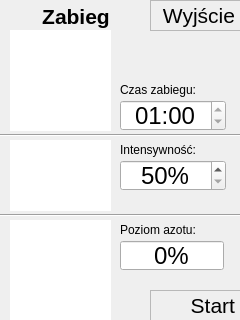
Old version of the form operationscreen.ui in the repository kosiu/Kriosan.
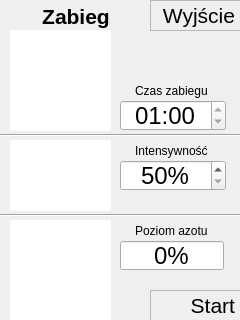
New version of the form. Custom widgets are drawn as their Qt base class.

Patch:
```diff
--- a/operationscreen.ui
+++ b/operationscreen.ui
@@ -12,17 +12,9 @@
   <property name="windowTitle" >
    <string>Okno Zabiegu</string>
   </property>
-  <widget class="QWidget" name="centralwidget" >
-   <property name="geometry" >
-    <rect>
-     <x>0</x>
-     <y>0</y>
-     <width>240</width>
-     <height>320</height>
-    </rect>
-   </property>
-   <widget class="ScriptWidget" name="timeView" >
-    <property name="geometry" >
+  <widget class="QWidget" name="centralwidget">
+   <widget class="ScriptWidget" name="timeView">
+    <property name="geometry">
      <rect>
       <x>10</x>
       <y>30</y>
@@ -344,22 +336,35 @@
      <set>Qt::AlignRight|Qt::AlignTrailing|Qt::AlignVCenter</set>
     </property>
    </widget>
-   <widget class="QWidget" name="layoutWidget" >
-    <property name="geometry" >
+   <widget class="QWidget" name="layoutWidget">
+    <property name="geometry">
      <rect>
-      <x>120</x>
+      <x>103</x>
       <y>80</y>
-      <width>121</width>
-      <height>20</height>
+      <width>138</width>
+      <height>22</height>
      </rect>
     </property>
     <layout class="QHBoxLayout" name="horizontalLayout" >
      <item>
-      <widget class="QLabel" name="timeLabel" >
-       <property name="text" >
-        <string>Czas zabiegu:</string>
+      <spacer name="horizontalSpacer_8">
+       <property name="orientation">
+        <enum>Qt::Horizontal</enum>
        </property>
-       <property name="buddy" >
+       <property name="sizeHint" stdset="0">
+        <size>
+         <width>40</width>
+         <height>20</height>
+        </size>
+       </property>
+      </spacer>
+     </item>
+     <item>
+      <widget class="QLabel" name="timeLabel">
+       <property name="text">
+        <string>Czas zabiegu</string>
+       </property>
+       <property name="buddy">
         <cstring>timeEdit</cstring>
        </property>
       </widget>
@@ -379,22 +384,35 @@
      </item>
     </layout>
    </widget>
-   <widget class="QWidget" name="layoutWidget" >
-    <property name="geometry" >
+   <widget class="QWidget" name="layoutWidget">
+    <property name="geometry">
      <rect>
-      <x>120</x>
+      <x>103</x>
       <y>140</y>
-      <width>121</width>
-      <height>20</height>
+      <width>138</width>
+      <height>22</height>
      </rect>
     </property>
     <layout class="QHBoxLayout" name="horizontalLayout_2" >
      <item>
-      <widget class="QLabel" name="powerLabel" >
-       <property name="text" >
-        <string>Intensywność:</string>
+      <spacer name="horizontalSpacer_7">
+       <property name="orientation">
+        <enum>Qt::Horizontal</enum>
        </property>
-       <property name="buddy" >
+       <property name="sizeHint" stdset="0">
+        <size>
+         <width>40</width>
+         <height>20</height>
+        </size>
+       </property>
+      </spacer>
+     </item>
+     <item>
+      <widget class="QLabel" name="powerLabel">
+       <property name="text">
+        <string>Intensywność</string>
+       </property>
+       <property name="buddy">
         <cstring>powerEdit</cstring>
        </property>
       </widget>
@@ -414,22 +432,35 @@
      </item>
     </layout>
    </widget>
-   <widget class="QWidget" name="layoutWidget" >
-    <property name="geometry" >
+   <widget class="QWidget" name="layoutWidget">
+    <property name="geometry">
      <rect>
-      <x>120</x>
+      <x>103</x>
       <y>220</y>
-      <width>121</width>
-      <height>20</height>
+      <width>138</width>
+      <height>22</height>
      </rect>
     </property>
     <layout class="QHBoxLayout" name="horizontalLayout_3" >
      <item>
-      <widget class="QLabel" name="levelLabel" >
-       <property name="text" >
-        <string>Poziom azotu:</string>
+      <spacer name="horizontalSpacer_6">
+       <property name="orientation">
+        <enum>Qt::Horizontal</enum>
        </property>
-       <property name="buddy" >
+       <property name="sizeHint" stdset="0">
+        <size>
+         <width>40</width>
+         <height>20</height>
+        </size>
+       </property>
+      </spacer>
+     </item>
+     <item>
+      <widget class="QLabel" name="levelLabel">
+       <property name="text">
+        <string>Poziom azotu</string>
+       </property>
+       <property name="buddy">
         <cstring>levelEdit</cstring>
        </property>
       </widget>
```
Left out of the diff: 231 changed lines with no effect on the pictures.
